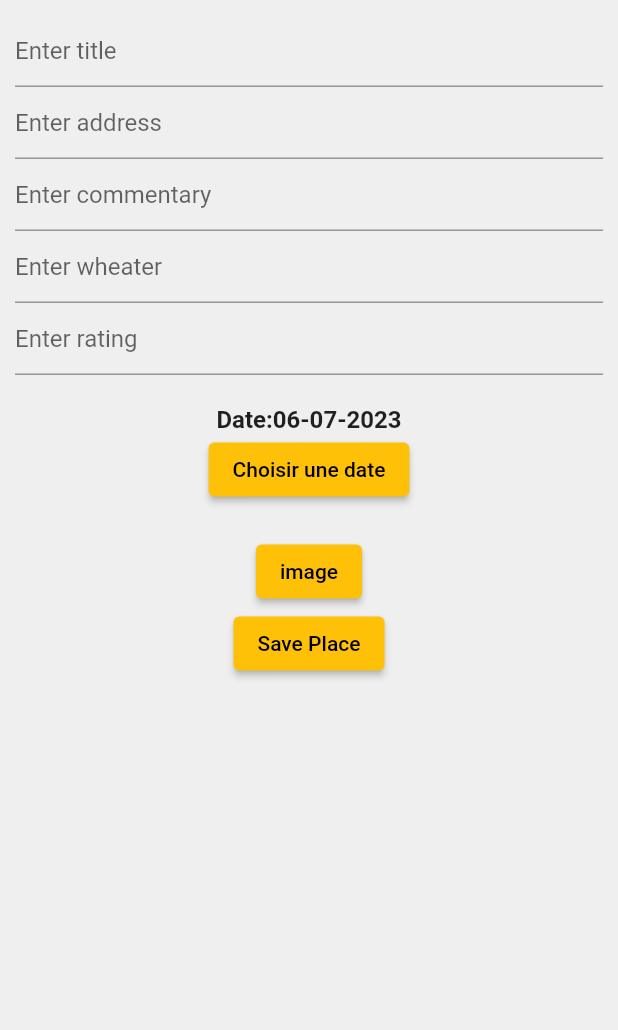
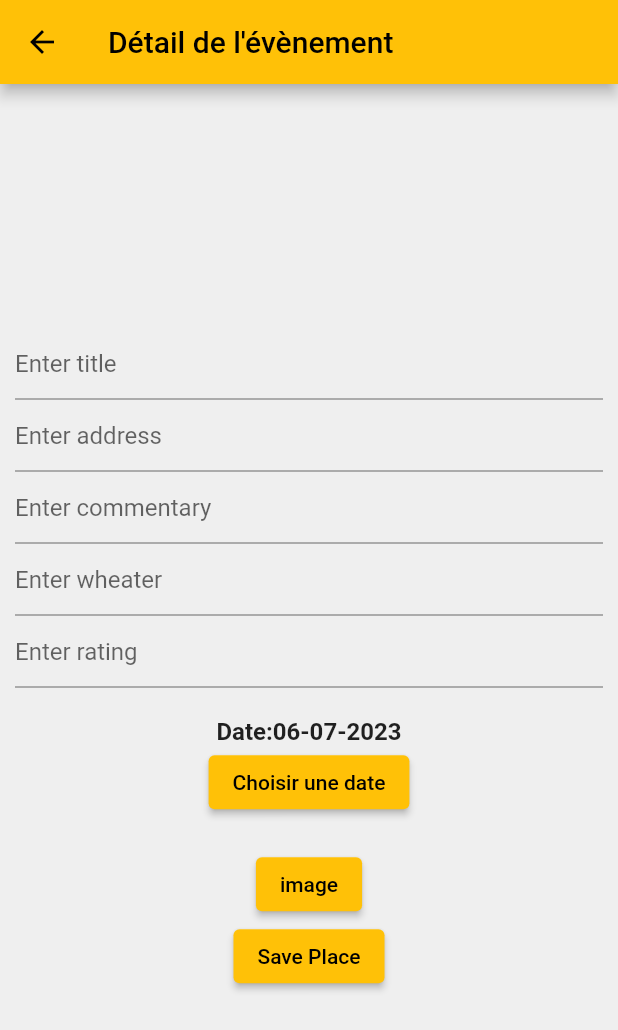
Before and after one commit to MathieuPithon/CA_Flutter_Project, a Flutter app: the HomePage screen opened directly, on a phone screen of 412 x 824 dp. Shown: the top 1030 px of the screen. Run offline on Flutter 3.47's test engine with Material 2 defaults, Android fonts, the phone set to English and light mode, and no system bars; our stand-ins replace flutter_bloc, flutter_rating_bar, hive, image_picker; accounts and stored records are empty.

Commit message:
refactoring visuel

```diff
--- a/lib/screens/home_page.dart
+++ b/lib/screens/home_page.dart
@@ -47,9 +47,11 @@ class _HomePageState extends State<HomePage> {
   @override
   Widget build(BuildContext context) {
     return Scaffold(
+      appBar: AppBar(title: const Text("Détail de l'évènement")),
       body: Padding(
         padding: const EdgeInsets.all(10.0),
         child: Column(
+          mainAxisAlignment: MainAxisAlignment.center,
           children: <Widget>[
             TextField(
               controller: _titleController,
```
